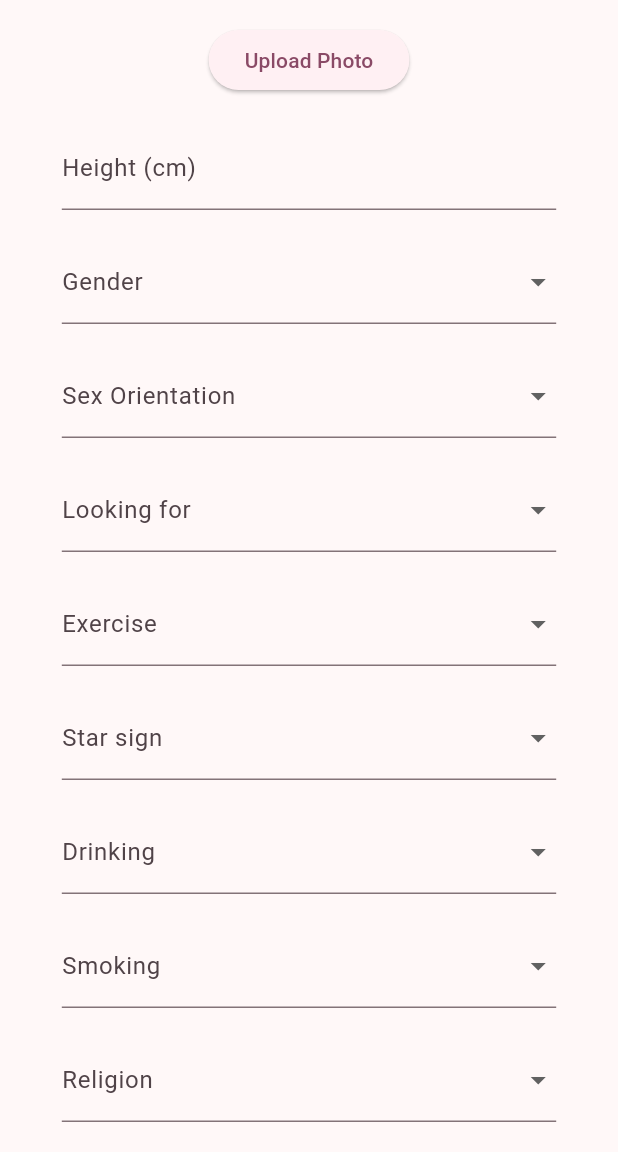
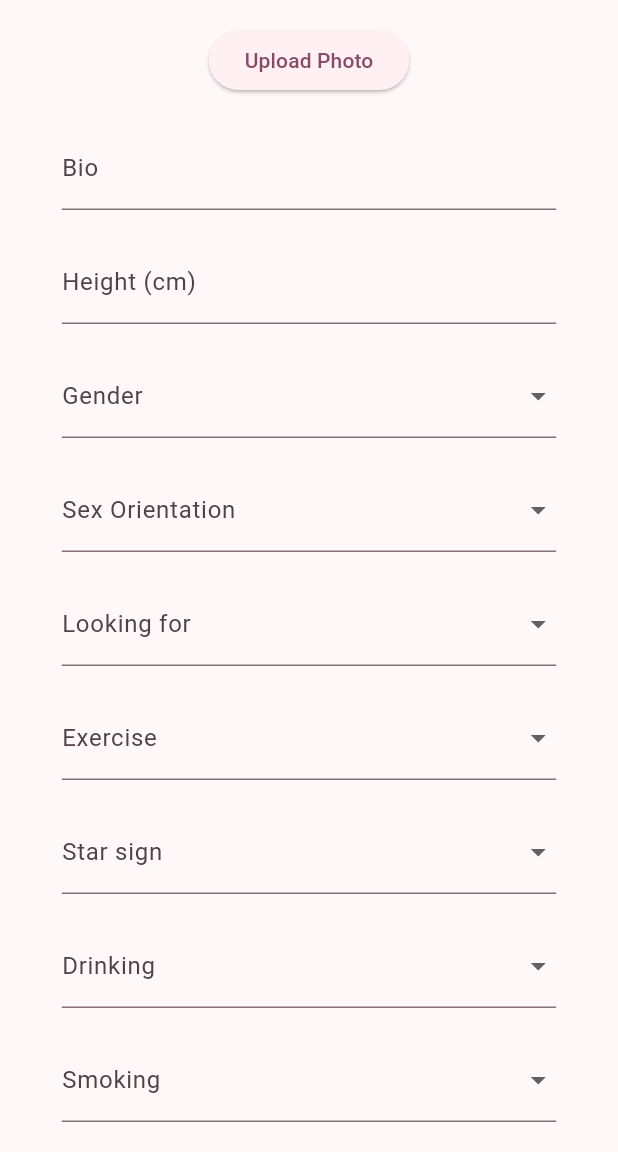
Before and after one commit to kiakalani/BlurreDAPP, a Flutter app: the ProfileSettingsPage screen opened directly, on a phone screen of 412 x 824 dp, the part 84-1236 px from its top. Run offline on Flutter 3.47's test engine with Material 3 defaults, Android fonts, the phone set to English and light mode, and no system bars; our stand-ins replace cookie_jar, dio, dio_cookie_manager, image_picker; network calls fail.

Commit message:
added bio field for profile settings

```diff
--- a/ui/lib/profile_setting.dart
+++ b/ui/lib/profile_setting.dart
@@ -30,6 +30,7 @@ class ProfileSettingsPageState extends State<ProfileSettingsPage> {
   final List<String> _smokings = ['Socially', 'Never', 'Regularly', 'Trying to quit'];
   final List<String> _religions = ['None', 'Agnostic', 'Atheist', 'Buddhist', 'Catholic', 'Christian', 'Hindu', 'Jain', 'Jewish', 'Mormon', 'Latter-day Saint', 'Muslim', 'Zoroastrian', 'Sikh', 'Spiritual', 'Other', 'Prefer not to say'];
   final _heightController = TextEditingController();
+  final _bioController = TextEditingController();
 
   Future<void> _pickImage() async {
     final XFile? pickedFile = await _picker.pickImage(source: ImageSource.gallery);
@@ -85,9 +86,21 @@ class ProfileSettingsPageState extends State<ProfileSettingsPage> {
                     onPressed: _pickImage,
                     child: const Text('Upload Photo'),
                   ),
+                  const SizedBox(height: 20),
+
+                  // Bio field
+                  SizedBox(
+                    width: fieldWidth,
+                    child: TextFormField(
+                      controller: _bioController,
+                      decoration: const InputDecoration(labelText: 'Bio'),
+                      maxLines: null, // Allows the input to expand as much as needed
+                      keyboardType: TextInputType.multiline,
+                    ),
+                  ),
+                  const SizedBox(height: 20),
 
                   // Height field
-                  const SizedBox(height: 20),
                   SizedBox(
                     width: fieldWidth,
                     child: TextFormField(
@@ -267,6 +280,7 @@ class ProfileSettingsPageState extends State<ProfileSettingsPage> {
                           'orientation': _sexOrientation,
                           'looking_for': _lookingFor,
                           'height': _heightController.text,
+                          'bio': _bioController.text,
                           'star_sign': _starSign,
                           'exercise': _exercise,
                           'drinking': _drinking,
```
